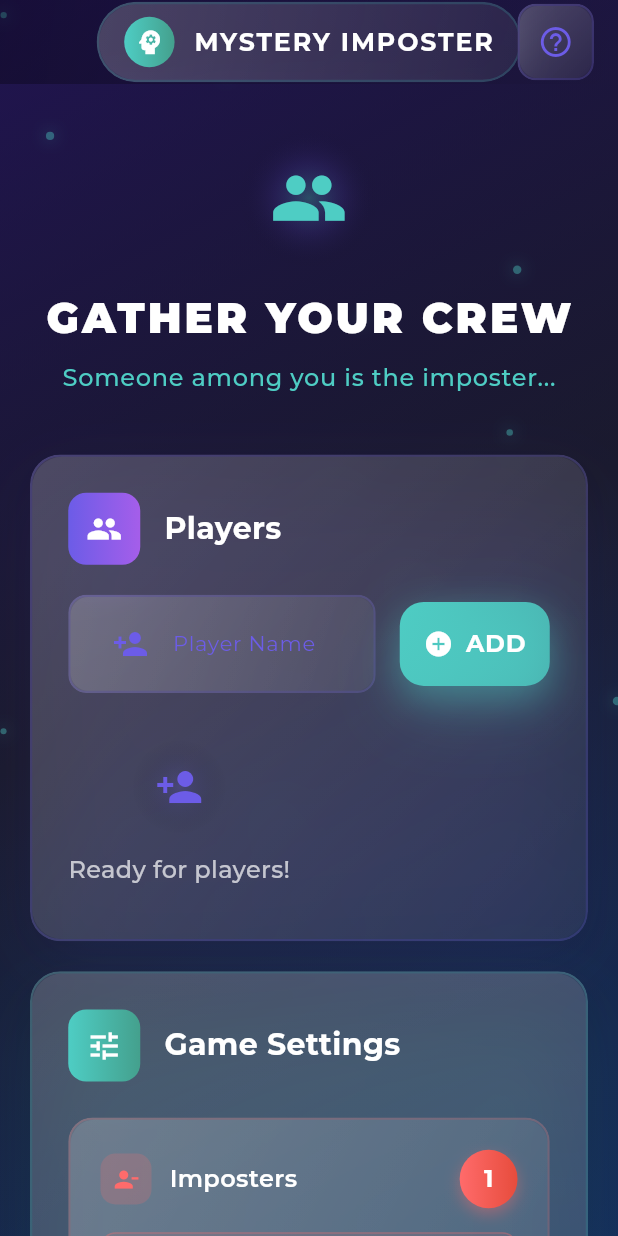
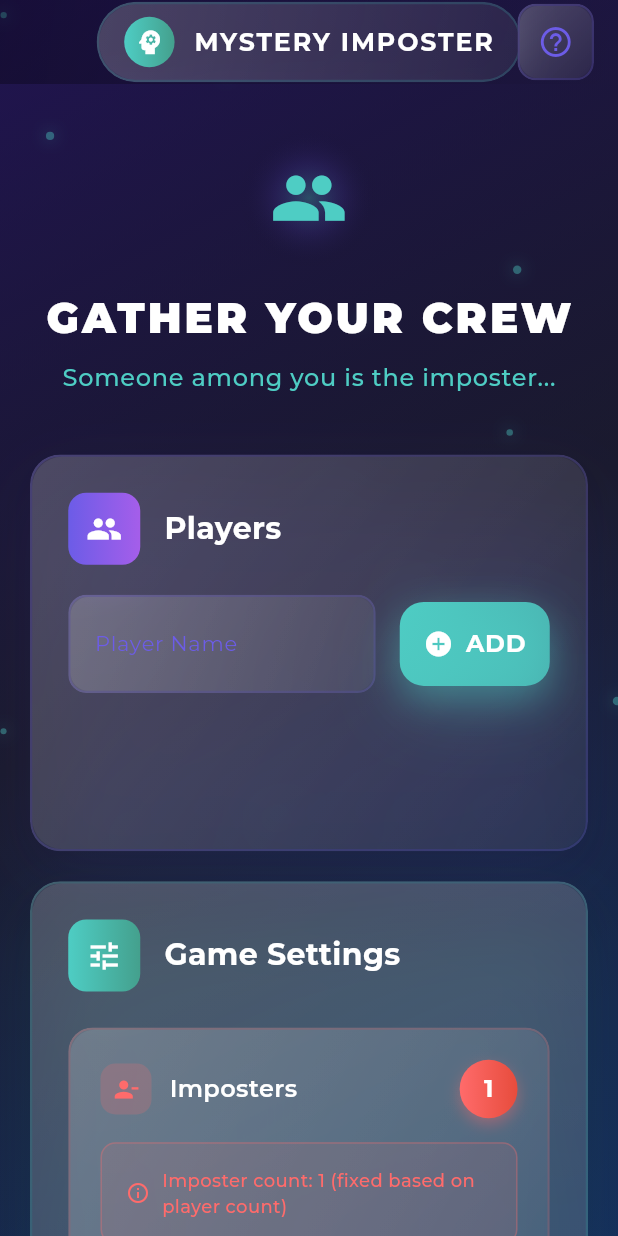
Before and after one commit to kaanbobac/imposter_party, a Flutter app: the screen it shows after launch, on a phone screen of 412 x 824 dp. Run offline on Flutter 3.47's test engine with Material 3 defaults, Android fonts, the phone set to English and light mode, and no system bars; drawn by our look-alikes of flutter_animate; our stand-ins replace flutter_riverpod, freezed_annotation, go_router, google_fonts, riverpod_annotation; generated files the repository leaves out were written again.

Commit message:
fix issue

```diff
--- a/lib/features/lobby/presentation/premium_lobby_screen.dart
+++ b/lib/features/lobby/presentation/premium_lobby_screen.dart
@@ -374,10 +374,6 @@ class _PremiumLobbyScreenState extends ConsumerState<PremiumLobbyScreen>
                         fontSize: 16,
                       ),
                       border: InputBorder.none,
-                      prefixIcon: const Icon(
-                        Icons.person_add,
-                        color: Color(0xFF6C5CE7),
-                      ),
                     ),
                     onSubmitted: _addPlayer,
                   ),
@@ -407,49 +403,7 @@ class _PremiumLobbyScreenState extends ConsumerState<PremiumLobbyScreen>
   }
 
   Widget _buildEmptyPlayersState() {
-    return Container(
-      height: 120,
-      child: Column(
-        mainAxisAlignment: MainAxisAlignment.center,
-        children: [
-          Container(
-            padding: const EdgeInsets.all(16),
-            decoration: BoxDecoration(
-              shape: BoxShape.circle,
-              gradient: RadialGradient(
-                colors: [
-                  const Color(0xFF6C5CE7).withValues(alpha: 0.2),
-                  Colors.transparent,
-                ],
-              ),
-            ),
-            child: const Icon(
-              Icons.person_add,
-              size: 32,
-              color: Color(0xFF6C5CE7),
-            ),
-          )
-              .animate(
-                onPlay: (controller) => controller.repeat(reverse: true),
-              )
-              .scale(
-                duration: 2000.ms,
-                begin: const Offset(0.9, 0.9),
-                end: const Offset(1.1, 1.1),
-                curve: Curves.easeInOut,
-              ),
-          const SizedBox(height: 12),
-          Text(
-            'Ready for players!',
-            style: GoogleFonts.montserrat(
-              color: Colors.white.withValues(alpha: 0.7),
-              fontSize: 16,
-              fontWeight: FontWeight.w500,
-            ),
-          ),
-        ],
-      ),
-    );
+    return const SizedBox(height: 60);
   }
 
   Widget _buildPlayersList(List<Player> players, GameNotifier gameNotifier) {
```
